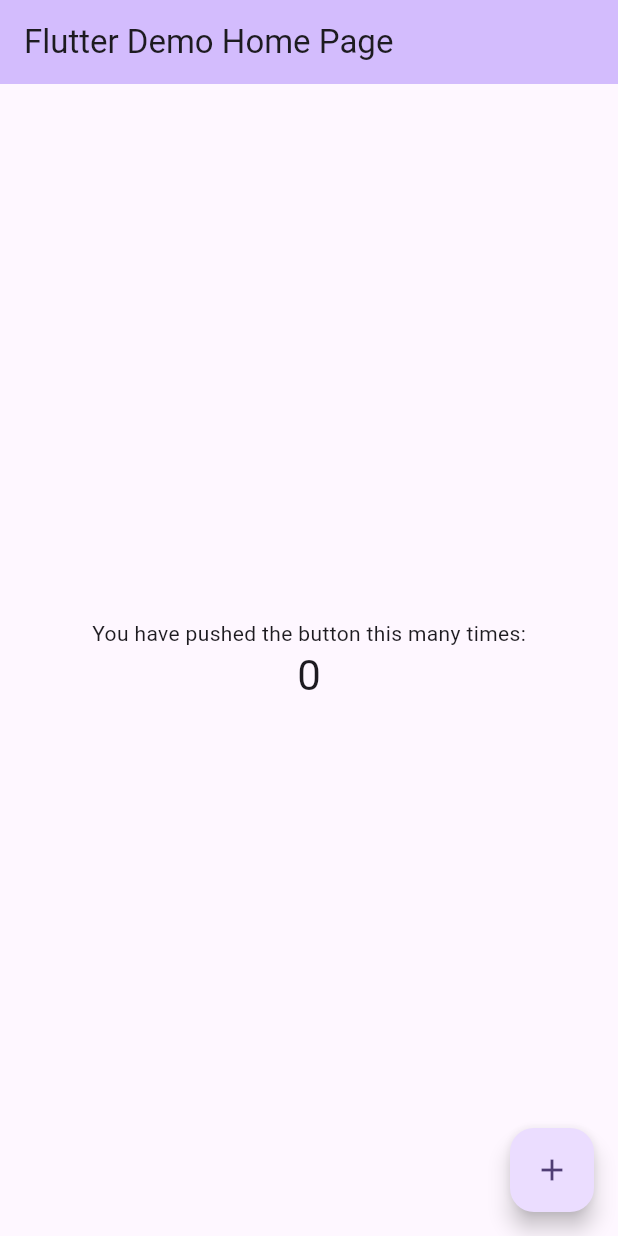
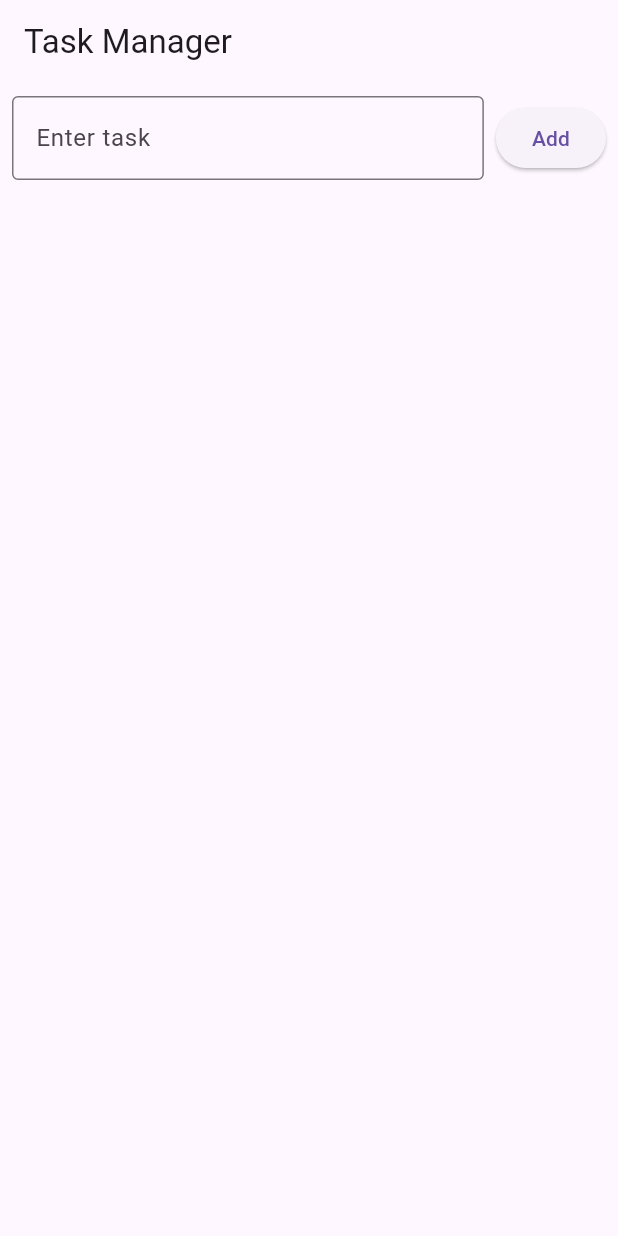
Before and after one commit to FaithNnakwe/task_manager, a Flutter app: the screen it shows after launch, on a phone screen of 412 x 824 dp. Run offline on Flutter 3.47's test engine with Material 3 defaults, Android fonts, the phone set to English and light mode, and no system bars.

Commit message:
Updated code to allow users add a task unto the homescreen and as well as mark it complete. Also implemented the delete method so that users can delete as task.

```diff
--- a/lib/main.dart
+++ b/lib/main.dart
@@ -1,122 +1,112 @@
 import 'package:flutter/material.dart';
 
 void main() {
-  runApp(const MyApp());
+  runApp(TaskApp());
 }
 
-class MyApp extends StatelessWidget {
-  const MyApp({super.key});
+class Task {
+  String name;
+  bool isCompleted;
 
-  // This widget is the root of your application.
+  Task({required this.name, this.isCompleted = false});
+}
+
+class TaskApp extends StatelessWidget {
   @override
   Widget build(BuildContext context) {
     return MaterialApp(
-      title: 'Flutter Demo',
-      theme: ThemeData(
-        // This is the theme of your application.
-        //
-        // TRY THIS: Try running your application with "flutter run". You'll see
-        // the application has a purple toolbar. Then, without quitting the app,
-        // try changing the seedColor in the colorScheme below to Colors.green
-        // and then invoke "hot reload" (save your changes or press the "hot
-        // reload" button in a Flutter-supported IDE, or press "r" if you used
-        // the command line to start the app).
-        //
-        // Notice that the counter didn't reset back to zero; the application
-        // state is not lost during the reload. To reset the state, use hot
-        // restart instead.
-        //
-        // This works for code too, not just values: Most code changes can be
-        // tested with just a hot reload.
-        colorScheme: ColorScheme.fromSeed(seedColor: Colors.deepPurple),
-      ),
-      home: const MyHomePage(title: 'Flutter Demo Home Page'),
+      debugShowCheckedModeBanner: false,
+      home: TaskListScreen(),
     );
   }
 }
 
-class MyHomePage extends StatefulWidget {
-  const MyHomePage({super.key, required this.title});
-
-  // This widget is the home page of your application. It is stateful, meaning
-  // that it has a State object (defined below) that contains fields that affect
-  // how it looks.
-
-  // This class is the configuration for the state. It holds the values (in this
-  // case the title) provided by the parent (in this case the App widget) and
-  // used by the build method of the State. Fields in a Widget subclass are
-  // always marked "final".
-
-  final String title;
-
+class TaskListScreen extends StatefulWidget {
   @override
-  State<MyHomePage> createState() => _MyHomePageState();
+  _TaskListScreenState createState() => _TaskListScreenState();
 }
 
-class _MyHomePageState extends State<MyHomePage> {
-  int _counter = 0;
+class _TaskListScreenState extends State<TaskListScreen> {
+  List<Task> tasks = [];
+  final TextEditingController _taskController = TextEditingController();
 
-  void _incrementCounter() {
+  void _addTask() {
+    if (_taskController.text.isNotEmpty) {
+      setState(() {
+        tasks.add(Task(name: _taskController.text));
+      });
+      _taskController.clear();
+    }
+  }
+
+  void _toggleTaskCompletion(int index) {
     setState(() {
-      // This call to setState tells the Flutter framework that something has
-      // changed in this State, which causes it to rerun the build method below
-      // so that the display can reflect the updated values. If we changed
-      // _counter without calling setState(), then the build method would not be
-      // called again, and so nothing would appear to happen.
-      _counter++;
+      tasks[index].isCompleted = !tasks[index].isCompleted;
+    });
+  }
+
+  void _removeTask(int index) {
+    setState(() {
+      tasks.removeAt(index);
     });
   }
 
   @override
   Widget build(BuildContext context) {
-    // This method is rerun every time setState is called, for instance as done
-    // by the _incrementCounter method above.
-    //
-    // The Flutter framework has been optimized to make rerunning build methods
-    // fast, so that you can just rebuild anything that needs updating rather
-    // than having to individually change instances of widgets.
     return Scaffold(
-      appBar: AppBar(
-        // TRY THIS: Try changing the color here to a specific color (to
-        // Colors.amber, perhaps?) and trigger a hot reload to see the AppBar
-        // change color while the other colors stay the same.
-        backgroundColor: Theme.of(context).colorScheme.inversePrimary,
-        // Here we take the value from the MyHomePage object that was created by
-        // the App.build method, and use it to set our appbar title.
-        title: Text(widget.title),
+      appBar: AppBar(title: Text('Task Manager')),
+      body: Column(
+        children: [
+          Padding(
+            padding: EdgeInsets.all(8.0),
+            child: Row(
+              children: [
+                Expanded(
+                  child: TextField(
+                    controller: _taskController,
+                    decoration: InputDecoration(
+                      labelText: 'Enter task',
+                      border: OutlineInputBorder(),
+                    ),
+                  ),
+                ),
+                SizedBox(width: 8),
+                ElevatedButton(
+                  onPressed: _addTask,
+                  child: Text('Add'),
+                ),
+              ],
+            ),
+          ),
+          Expanded(
+            child: ListView.builder(
+              itemCount: tasks.length,
+              itemBuilder: (context, index) {
+                return ListTile(
+                  title: Text(
+                    tasks[index].name,
+                    style: TextStyle(
+                      decoration: tasks[index].isCompleted
+                          ? TextDecoration.lineThrough
+                          : null,
+                    ),
+                  ),
+                  leading: Checkbox(
+                    value: tasks[index].isCompleted,
+                    onChanged: (value) {
+                      _toggleTaskCompletion(index);
+                    },
+                  ),
+                  trailing: IconButton(
+                    icon: Icon(Icons.delete, color: Colors.red),
+                    onPressed: () => _removeTask(index),
+                  ),
+                );
+              },
+            ),
+          ),
+        ],
       ),
-      body: Center(
-        // Center is a layout widget. It takes a single child and positions it
-        // in the middle of the parent.
-        child: Column(
-          // Column is also a layout widget. It takes a list of children and
-          // arranges them vertically. By default, it sizes itself to fit its
-          // children horizontally, and tries to be as tall as its parent.
-          //
-          // Column has various properties to control how it sizes itself and
-          // how it positions its children. Here we use mainAxisAlignment to
-          // center the children vertically; the main axis here is the vertical
-          // axis because Columns are vertical (the cross axis would be
-          // horizontal).
-          //
-          // TRY THIS: Invoke "debug painting" (choose the "Toggle Debug Paint"
-          // action in the IDE, or press "p" in the console), to see the
-          // wireframe for each widget.
-          mainAxisAlignment: MainAxisAlignment.center,
-          children: <Widget>[
-            const Text('You have pushed the button this many times:'),
-            Text(
-              '$_counter',
-              style: Theme.of(context).textTheme.headlineMedium,
-            ),
-          ],
-        ),
-      ),
-      floatingActionButton: FloatingActionButton(
-        onPressed: _incrementCounter,
-        tooltip: 'Increment',
-        child: const Icon(Icons.add),
-      ), // This trailing comma makes auto-formatting nicer for build methods.
     );
   }
 }
```
